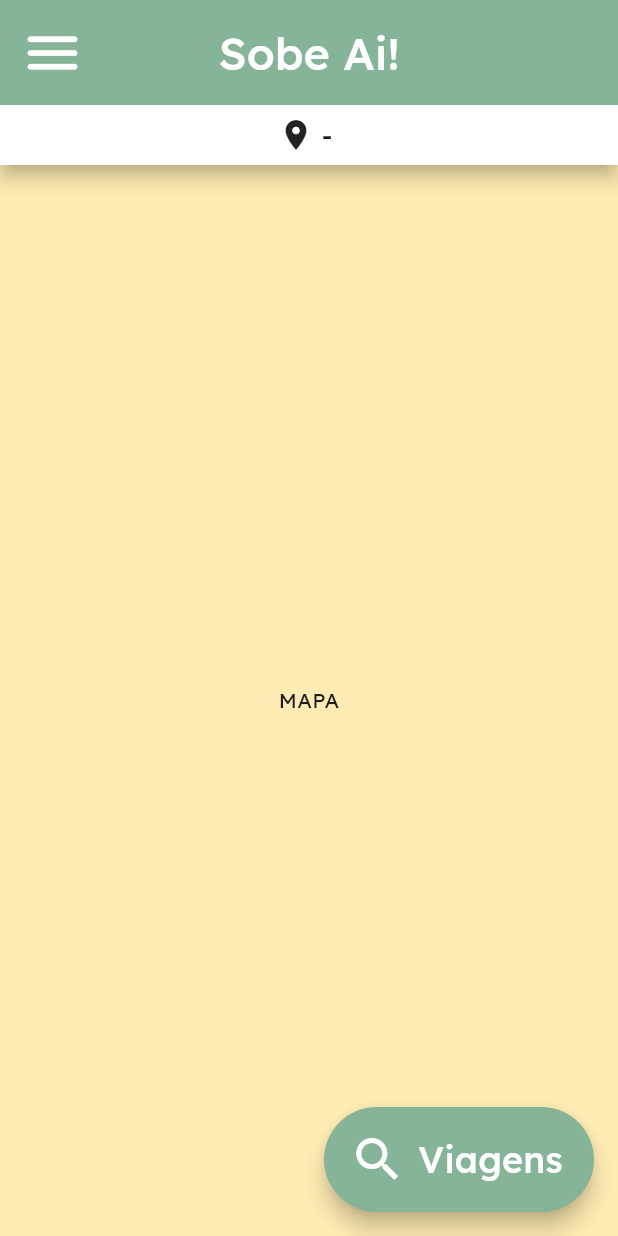
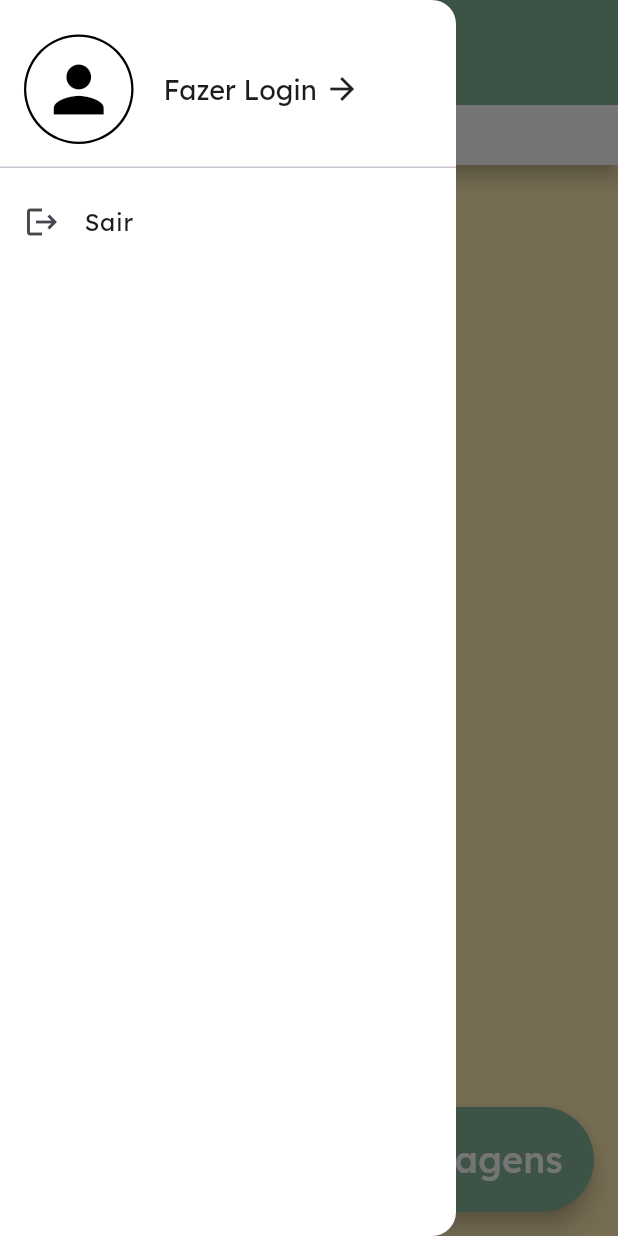
Before and after one commit to giovanabim/sobe-ai, a Flutter app: the HomeScreen screen opened by its route, with the side drawer open (before the commit the screen has no drawer), on a phone screen of 412 x 824 dp. Run offline on Flutter 3.47's test engine with Material 3 defaults, Android fonts, the phone set to English and light mode, and no system bars; our stand-ins replace go_router.

Commit message:
Menu + Parte do sistema de cadastro e login

```diff
--- a/lib/providers/user_provider.dart
+++ b/lib/providers/user_provider.dart
@@ -1,4 +1,10 @@
 import 'package:flutter/material.dart';
+
+enum UserType {
+  visitante,
+  passageiro,
+  motorista
+}
 
 class UserProvider extends ChangeNotifier {
   // Para referencia:
@@ -14,13 +20,27 @@ class UserProvider extends ChangeNotifier {
   // }
 
   // Variáveis da Página Inicial
+  UserType _tipo = UserType.visitante;
 
+  String _nome = "Teste";
   String _estado = "";
   String _cidade = "";
 
+  UserType get tipo => _tipo;
+
+  String get nome => _nome;
   String get estado => _estado;
   String get cidade => _cidade;
 
+  set tipo(UserType tipo) {
+    _tipo = tipo;
+    notifyListeners();
+  }
+
+  set nome(String valor) {
+    _nome = valor.trim();
+    notifyListeners();
+  }
   set estado(String valor) {
     _estado = valor;
     notifyListeners();
@@ -30,6 +50,15 @@ class UserProvider extends ChangeNotifier {
     notifyListeners();
   }
 
+  void atualizarTipo(UserType novoTipo) {
+    _tipo = novoTipo;
+    notifyListeners();
+  }
+
+  void atualizarNome(String novoNome) {
+    _nome = novoNome;
+    notifyListeners();
+  }
   void atualizarEstado(String novoEstado) {
     _estado = novoEstado;
     notifyListeners();
@@ -39,3 +68,19 @@ class UserProvider extends ChangeNotifier {
     notifyListeners();
   }
 }
+
+class PassageiroProvider extends ChangeNotifier {
+  final UserProvider user;
+
+  PassageiroProvider(this.user) {
+    user.tipo = UserType.passageiro;
+  }
+}
+
+class MotoristaProvider extends ChangeNotifier {
+  final UserProvider user;
+
+  MotoristaProvider(this.user) {
+    user.tipo = UserType.motorista;
+  }
+}
--- a/lib/screens/home_screen.dart
+++ b/lib/screens/home_screen.dart
@@ -15,6 +15,10 @@ class _HomeScreenState extends State<HomeScreen> {
   Widget build(BuildContext context) {
     final userProvider = Provider.of<UserProvider>(context); // para a integração do google maps, posição do user
 
+    //if (userProvider.tipo != UserType.visitante) {
+
+    //}
+
     return Scaffold(
       appBar: AppBar(
         toolbarHeight: 70, // altura da appbar
@@ -24,11 +28,15 @@ class _HomeScreenState extends State<HomeScreen> {
         surfaceTintColor: Colors.transparent, // desativa o efeito de escurecer a cor de fundo
 
         leadingWidth: 70,
-        leading: IconButton( // icone antes do titulo
-          icon: const Icon(Icons.menu_rounded),
-          iconSize: 44,
-          onPressed: () {context.go('/');},
-          color: Colors.white,
+        leading: Builder(
+          builder: (BuildContext context) {
+            return IconButton( // icone antes do titulo
+              icon: const Icon(Icons.menu_rounded),
+              iconSize: 44,
+              onPressed: Scaffold.of(context).openDrawer,
+              color: Colors.white,
+            );
+          },
         ),
 
         title: Text(
@@ -57,13 +65,101 @@ class _HomeScreenState extends State<HomeScreen> {
           ),
         ),
       ),
+
+      drawer: Drawer( // * Menu
+        backgroundColor: Colors.white,
+        child: ListView(
+          children: [
+            if (userProvider.tipo == UserType.visitante) ...[ // se não tiver um usuário logado
+              SizedBox(
+                height: 120,
+                child: DrawerHeader(
+                  child: Row(
+                    spacing: 20,
+                    mainAxisAlignment: MainAxisAlignment.start,
+                    crossAxisAlignment: CrossAxisAlignment.center,
+                    children: [
+                      Container(
+                        padding: const EdgeInsets.all(1.5),
+                        decoration: BoxDecoration(
+                          color: Colors.black,
+                          shape: BoxShape.circle
+                        ),
+                        child: CircleAvatar(
+                          backgroundColor: Colors.white,
+                          radius: 35,
+                          child: Icon(
+                            Icons.person,
+                            size: 50,
+                            color: Colors.black,
+                          ),
+                        ),
+                      ),
+                      InkWell(
+                        onTap: () => context.go('/'),
+                        child: Row(
+                          spacing: 5,
+                          children: [
+                            Text(
+                              "Fazer Login",
+                              style: Theme.of(context).textTheme.headlineSmall
+                            ),
+                            Icon(Icons.arrow_forward)
+                          ],
+                        ),
+                      ),
+                    ],
+                  ),
+                ),
+              )
+            ]
+            else ...[
+              SizedBox(
+                height: 170,
+                child: UserAccountsDrawerHeader(
+                  decoration: BoxDecoration(
+                    color: Colors.white
+                  ),
+                  accountName: Text(userProvider.nome, style: TextStyle(color: Colors.black),),
+                  accountEmail: SizedBox.shrink(),
+                  currentAccountPicture: CircleAvatar(
+                    child: Container(
+                      padding: const EdgeInsets.all(1.5),
+                      decoration: BoxDecoration(
+                        color: Colors.black,
+                        shape: BoxShape.circle
+                      ),
+                      child: CircleAvatar(
+                        backgroundColor: Colors.white,
+                        radius: 35,
+                        child: Icon(
+                          Icons.person,
+                          size: 50,
+                          color: Colors.black,
+                        ),
+                      ),
+                    ),
+                  ),
+                ),
+              )
+            ],
+            ListTile(
+              leading: const Icon(Icons.logout),
+              title: const Text("Sair"),
+              onTap: () => context.go('/'),
+            )
+          ],
+        ),
+      ),
+
       body: Container( // placeholder para o mapa
         height: double.infinity,
         width: double.infinity,
         color: Colors.amber.shade100,
         child: Center(child: Text("MAPA")),
       ),
-      floatingActionButton: SizedBox(
+
+      floatingActionButton: SizedBox( // leva para a página de busca
         height: 70,
         width: 180,
         child: FloatingActionButton.extended(
```
